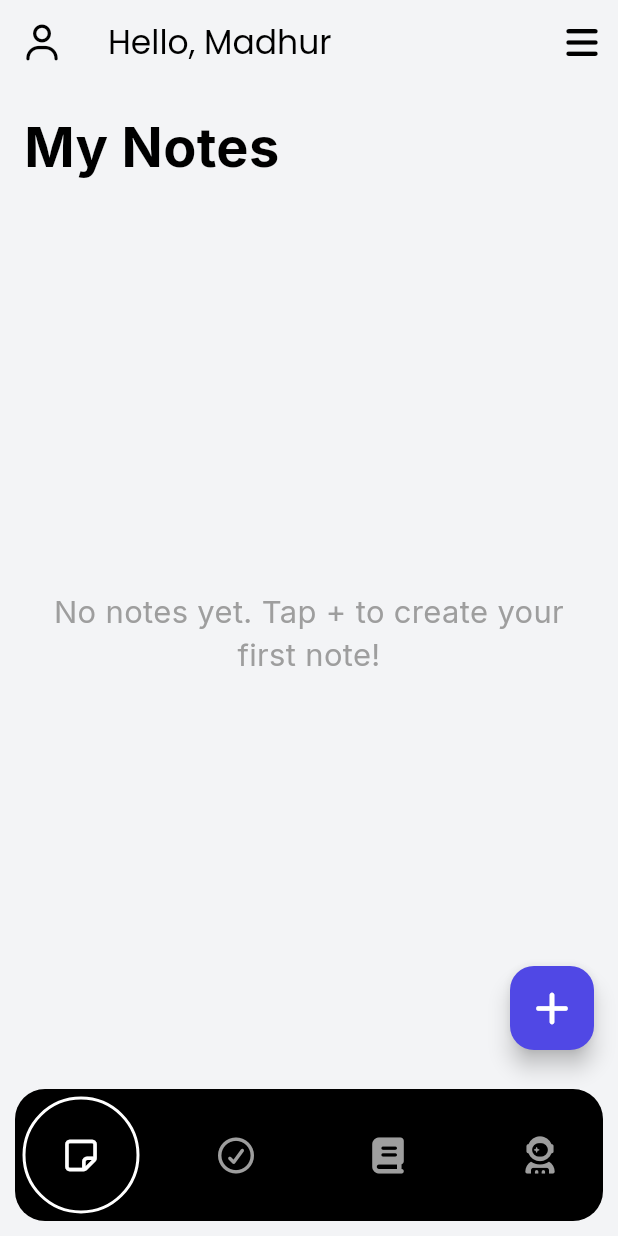
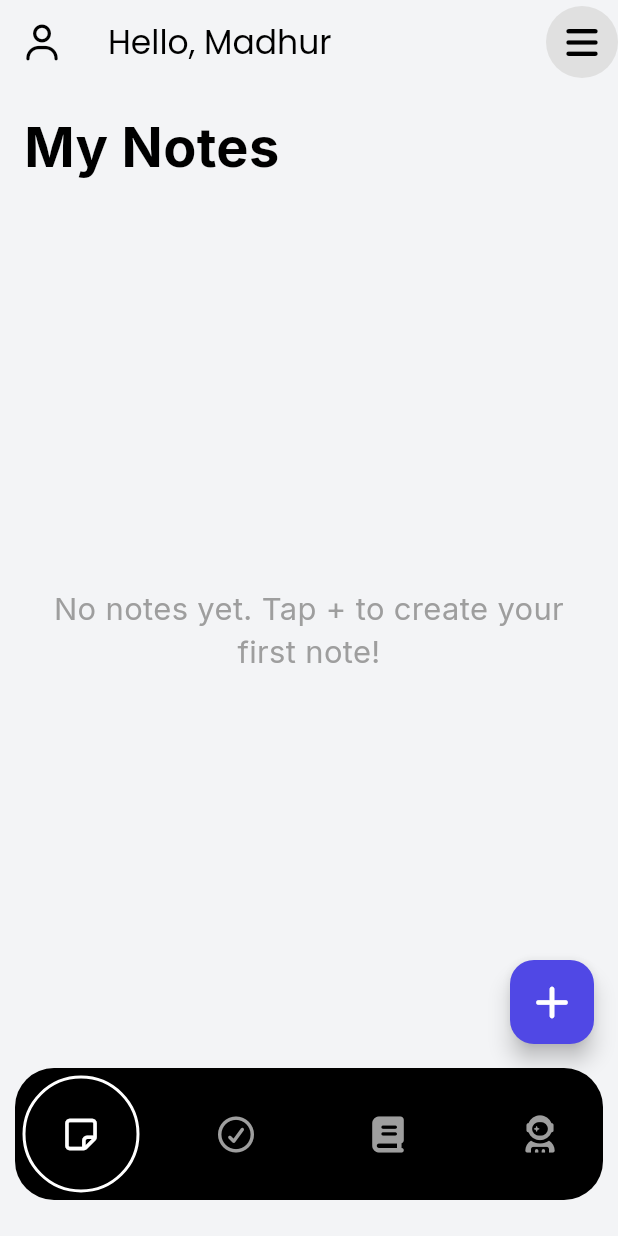
Before and after one commit to madhurchouhan7/smart_study_companion, a Flutter app: the screen it shows after launch, on a phone screen of 412 x 824 dp. Run offline on Flutter 3.47's test engine with Material 3 defaults, Android fonts, the phone set to English and light mode, and no system bars; drawn by our look-alikes of google_nav_bar; our stand-ins replace font_awesome_flutter, get, google_fonts, hive, hive_flutter; missing offline and left inert: flutter_quill; accounts and stored records are empty.

Commit message:
Enhance UI: Update leading icons in HomePage and DetailedNotes with circular backgrounds for improved aesthetics and consistency.

```diff
--- a/lib/home/home_page.dart
+++ b/lib/home/home_page.dart
@@ -41,11 +41,15 @@ class _HomePageState extends State<HomePage> {
         title: Text('Hello, Madhur', style: GoogleFonts.poppins()),
         actions: [
           // menu button
-          IconButton(
-            icon: FaIcon(FontAwesomeIcons.bars),
-            onPressed: () {
-              // Handle menu button press
-            },
+          Container(
+            decoration: BoxDecoration(
+              shape: BoxShape.circle,
+              color: Colors.grey[300],
+            ),
+            child: IconButton(
+              icon: FaIcon(FontAwesomeIcons.bars),
+              onPressed: () {},
+            ),
           ),
         ],
 
@@ -71,12 +75,12 @@ class _HomePageState extends State<HomePage> {
           : null, // Hide FAB on other tabs
       // given container because to round the corners of the bottom navigation bar
       bottomNavigationBar: Container(
-        margin: EdgeInsets.all(10),
-        decoration: BoxDecoration(borderRadius: BorderRadius.circular(20)),
+        margin: EdgeInsets.only(bottom: 24, left: 10, right: 10),
+        decoration: BoxDecoration(borderRadius: BorderRadius.circular(26)),
 
         // ClipRRect is used to round the corners of the bottom navigation bar
         child: ClipRRect(
-          borderRadius: BorderRadius.circular(20),
+          borderRadius: BorderRadius.circular(26),
           child: GNav(
             style: GnavStyle.google,
             onTabChange: (value) => onItemTapped(value),
```
Also changed, not shown: lib/notes/screens/detailed_notes.dart (+31 -7 lines).
